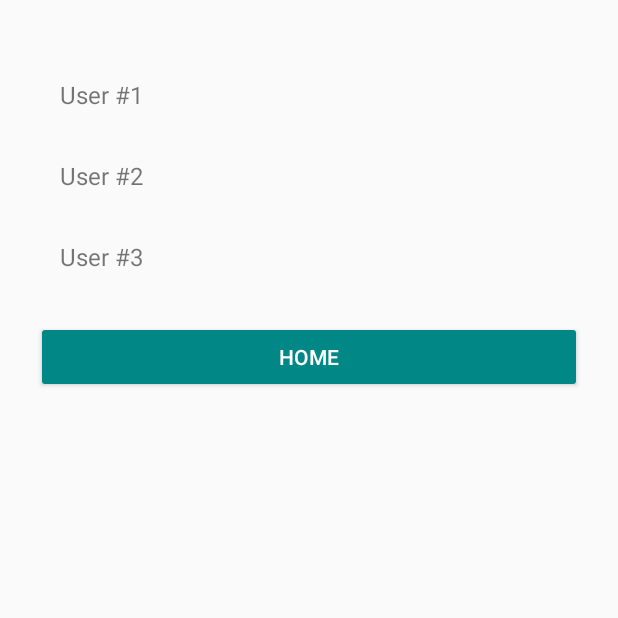
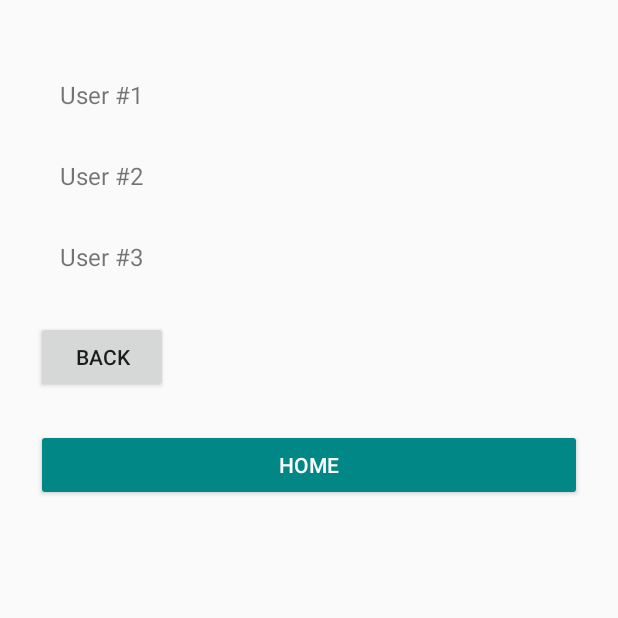
Before and after one commit to aliu1014/cse-5236-betabuddy, an Android app built with Jetpack Compose: the fragment FindFriendsFragment placed in its activity, after a tap on "VIEW FRIENDS", on a phone screen of 412 x 824 dp, the top half of it. Run offline under Robolectric (Android 15) with nearby library versions, the light colour scheme and no system bars; our stand-ins replace Firebase (no records; nobody signed in at launch, a user with empty details on screens opened directly).

Commit message:
Back button

```diff
--- a/app/src/main/java/com/example/betabuddy/friendlist/FriendsFragment.kt
+++ b/app/src/main/java/com/example/betabuddy/friendlist/FriendsFragment.kt
@@ -2,10 +2,12 @@ package com.example.betabuddy.friendlist
 
 import android.os.Bundle
 import android.view.View
+import android.widget.Button
 import androidx.recyclerview.widget.LinearLayoutManager
 import androidx.recyclerview.widget.RecyclerView
 import com.example.betabuddy.R
 import com.example.betabuddy.core.BaseLoggingFragment
+import com.example.betabuddy.find.FindFriendsFragment
 
 /**
  * This fragment displays a simple list of friends using a RecyclerView.
@@ -21,6 +23,21 @@ class FriendsFragment : BaseLoggingFragment(R.layout.fragment_friends) {
         //Display items in vertical list
         rv.layoutManager = LinearLayoutManager(requireContext())
         rv.adapter = SimpleTextAdapter(listOf("User #1", "User #2", "User #3"))
+
+        // Check if coming from FindFriendsFragment
+        val fromFindFriends = arguments?.getBoolean("fromFindFriends", false) ?: false
+        val backButton = view.findViewById<Button>(R.id.btnBack)
+
+        if (fromFindFriends) {
+            // Show Back button and set its action
+            backButton.visibility = View.VISIBLE
+            backButton.setOnClickListener {
+                parentFragmentManager.popBackStack()
+            }
+        } else {
+            // Hide the Back button if not coming from FindFriendsFragment
+            backButton.visibility = View.GONE
+        }
     }
 }
 
--- a/app/src/main/java/com/example/betabuddy/friends/FindFriendsFragment.kt
+++ b/app/src/main/java/com/example/betabuddy/friends/FindFriendsFragment.kt
@@ -62,11 +62,18 @@ class FindFriendsFragment : BaseLoggingFragment(R.layout.fragment_find_friends)
 
         // Navigate to FriendsFragment when "View Friends" is clicked
         view.findViewById<Button>(R.id.btnViewFriends).setOnClickListener {
+            val fragment = FriendsFragment()
+            val args = Bundle().apply {
+                putBoolean("fromFindFriends", true)
+            }
+            fragment.arguments = args
+
             parentFragmentManager.commit {
-                replace(R.id.fragment_container_view, FriendsFragment())
+                replace(R.id.fragment_container_view, fragment)
                 addToBackStack(null)
             }
         }
+
     }
 }
 
@@ -95,7 +102,7 @@ private class SimpleResultsAdapter(
     override fun getItemCount() = data.size
 }
 
-// Represents one row (one search result) in the RV where each row has name, location, and buttons for "ViewInfo" nad "Send Request"
+// Represents one row (one search result) in the RV where each row has name, location, and buttons for "ViewInfo" and "Send Request"
 private class TextRowVH(
     itemView: android.view.View,
     val onViewInfo: () -> Unit,
--- a/app/src/main/res/layout/fragment_friends.xml
+++ b/app/src/main/res/layout/fragment_friends.xml
@@ -14,6 +14,14 @@
             android:layout_width="match_parent" android:layout_height="wrap_content"
             android:nestedScrollingEnabled="false" android:layout_marginTop="12dp" />
 
+        <Button
+            android:id="@+id/btnBack"
+            android:layout_width="wrap_content"
+            android:layout_height="wrap_content"
+            android:text="Back"
+            android:layout_gravity="start"
+            android:layout_marginTop="16dp"
+            android:layout_marginBottom="8dp"/>
         <include layout="@layout/include_home_button" />
 
     </LinearLayout>
--- a/app/src/main/res/layout/row_find_result.xml
+++ b/app/src/main/res/layout/row_find_result.xml
@@ -21,7 +21,5 @@
             android:layout_width="0dp" android:layout_height="wrap_content"
             android:layout_weight="1" android:layout_marginStart="8dp"
             android:text="@string/send_request"/>
-
-        <include layout="@layout/include_home_button" />
     </LinearLayout>
 </LinearLayout>
```
